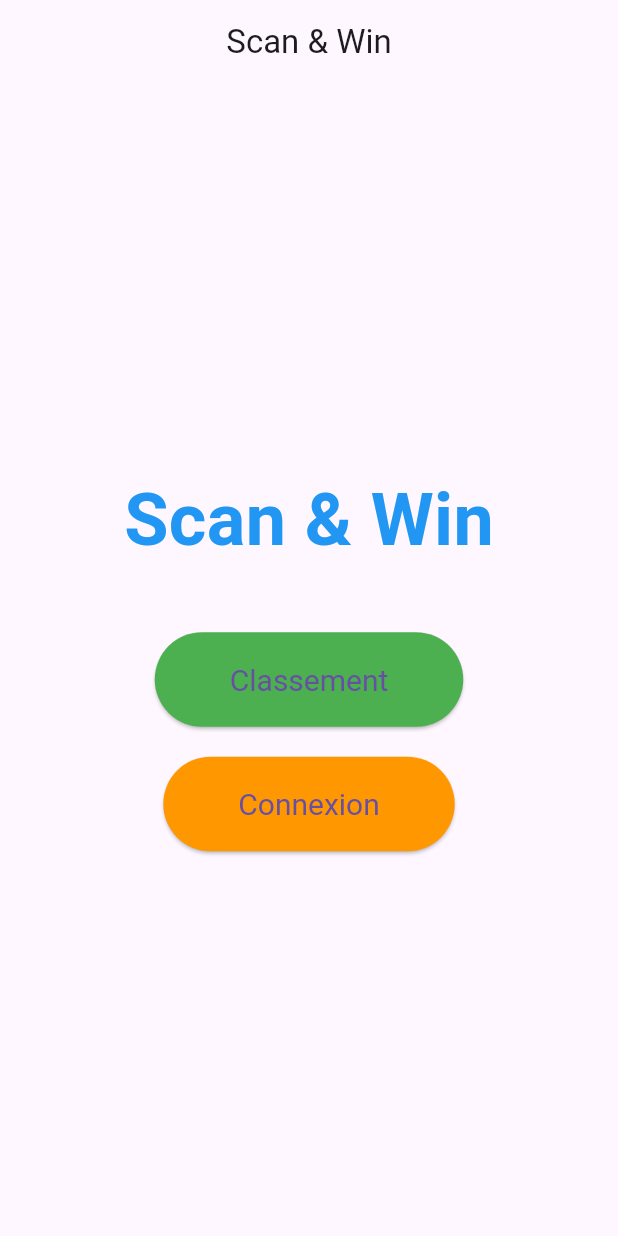
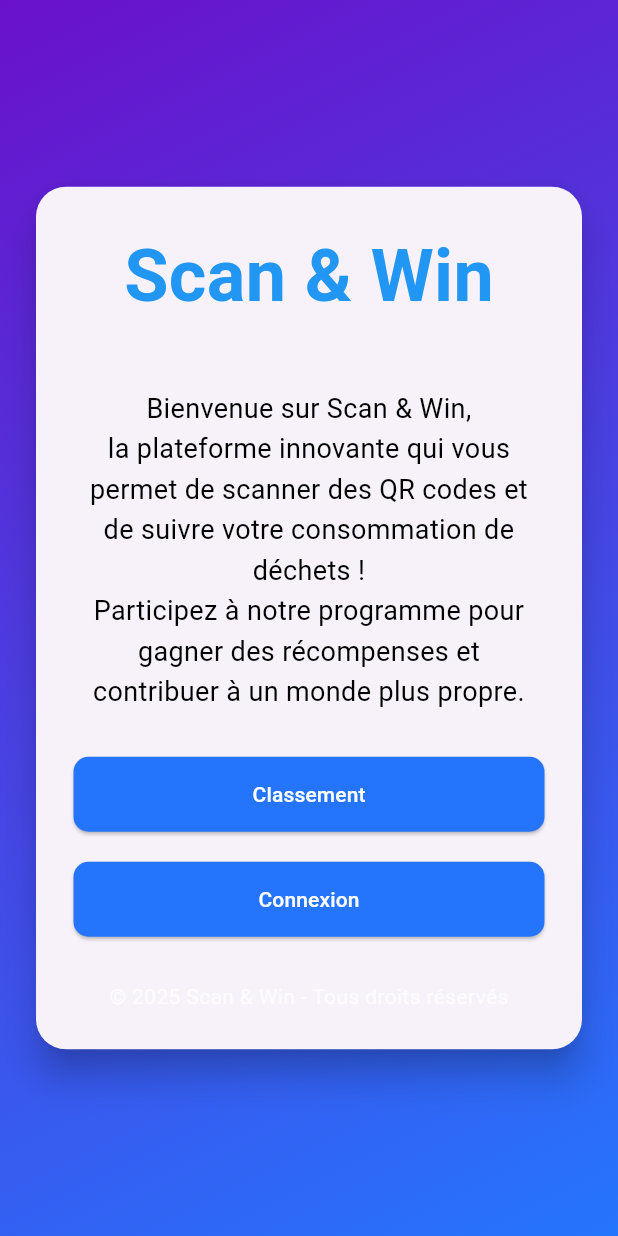
Before and after one commit to Hackathon14/HackathonYnov2025, a Flutter app: the screen it shows after launch, on a phone screen of 412 x 824 dp. Run offline on Flutter 3.47's test engine with Material 3 defaults, Android fonts, the phone set to English and light mode, and no system bars.

Commit message:
Mise en forme de la homepage

```diff
--- a/webapp/lib/features/home/presentation/homepage.dart
+++ b/webapp/lib/features/home/presentation/homepage.dart
@@ -6,16 +6,34 @@ class HomePage extends StatelessWidget {
   @override
   Widget build(BuildContext context) {
     return Scaffold(
-      appBar: AppBar(
-        title: Text('Scan & Win'),
-        centerTitle: true,
+      body: Container(
+        decoration: const BoxDecoration(
+          gradient: LinearGradient(
+            colors: [
+              Color(0xFF6A11CB),
+              Color(0xFF2575FC),
+            ], // Dégradé bleu-violet
+            begin: Alignment.topLeft,
+            end: Alignment.bottomRight,
           ),
-      body: Center(
+        ),
+        child: Center(
+          child: Padding(
+            padding: const EdgeInsets.all(20.0),
+            child: ConstrainedBox(
+              constraints: BoxConstraints(maxWidth: 400),
+              child: Card(
+                elevation: 10,
+                shape: RoundedRectangleBorder(
+                  borderRadius: BorderRadius.circular(20),
+                ),
+                child: Padding(
+                  padding: const EdgeInsets.all(25.0),
                   child: Column(
-          mainAxisAlignment: MainAxisAlignment.center,
+                    mainAxisSize: MainAxisSize.min,
                     children: [
-            // Nom du site en gros
-            Text(
+                      // Titre principal
+                      const Text(
                         'Scan & Win',
                         style: TextStyle(
                           fontSize: 48,
@@ -23,35 +41,75 @@ class HomePage extends StatelessWidget {
                           color: Colors.blue,
                         ),
                       ),
-            SizedBox(height: 40),
+                      const SizedBox(height: 40),
+
+                      // Description
+                      const Text(
+                        'Bienvenue sur Scan & Win,\n'
+                        'la plateforme innovante qui vous permet de scanner des QR codes et de suivre votre consommation de déchets !\n'
+                        'Participez à notre programme pour gagner des récompenses et contribuer à un monde plus propre.',
+                        style: TextStyle(
+                          fontSize: 18,
+                          color: Colors.black,
+                          fontWeight: FontWeight.w400,
+                          height: 1.5,
+                        ),
+                        textAlign: TextAlign
+                            .center, // Utilisation correcte de textAlign
+                      ),
+                      const SizedBox(height: 30),
+
                       // Bouton "Classement"
                       ElevatedButton(
                         onPressed: () {
-                // Naviguer vers la page de classement
                           Navigator.pushNamed(context, '/dashboard');
                         },
-              child: Text('Classement'),
                         style: ElevatedButton.styleFrom(
-                backgroundColor: Colors.green, // Couleur du bouton
-                padding: EdgeInsets.symmetric(horizontal: 50, vertical: 20),
-                textStyle: TextStyle(fontSize: 20),
+                          backgroundColor:
+                              const Color(0xFF2575FC), // Bleu clair
+                          minimumSize: const Size(double.infinity, 50),
+                          shape: RoundedRectangleBorder(
+                            borderRadius: BorderRadius.circular(10),
                           ),
                         ),
-            SizedBox(height: 20),
+                        child: const Text(
+                          'Classement',
+                          style: TextStyle(color: Colors.white),
+                        ),
+                      ),
+                      const SizedBox(height: 20),
+
                       // Bouton "Connexion"
                       ElevatedButton(
                         onPressed: () {
-                // Naviguer vers la page de connexion
                           Navigator.pushNamed(context, '/login');
                         },
-              child: Text('Connexion'),
                         style: ElevatedButton.styleFrom(
-                backgroundColor: Colors.orange, // Couleur du bouton
-                padding: EdgeInsets.symmetric(horizontal: 50, vertical: 20),
-                textStyle: TextStyle(fontSize: 20),
+                          backgroundColor:
+                              const Color(0xFF2575FC), // Bleu clair
+                          minimumSize: const Size(double.infinity, 50),
+                          shape: RoundedRectangleBorder(
+                            borderRadius: BorderRadius.circular(10),
                           ),
                         ),
+                        child: const Text(
+                          'Connexion',
+                          style: TextStyle(color: Colors.white),
+                        ),
+                      ),
+                      const SizedBox(height: 30),
+
+                      // Footer
+                      const Text(
+                        '© 2025 Scan & Win - Tous droits réservés',
+                        style: TextStyle(fontSize: 14, color: Colors.white70),
+                      ),
                     ],
+                  ),
+                ),
+              ),
+            ),
+          ),
         ),
       ),
     );
```
Lines whose indentation alone changed are shown as unchanged.
